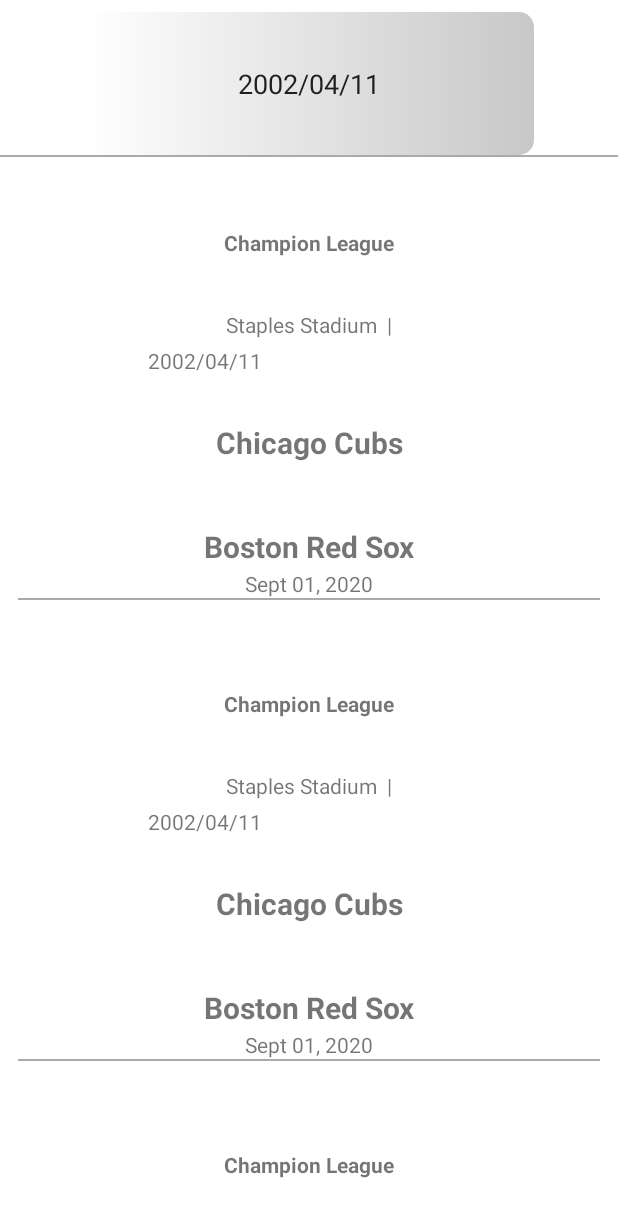
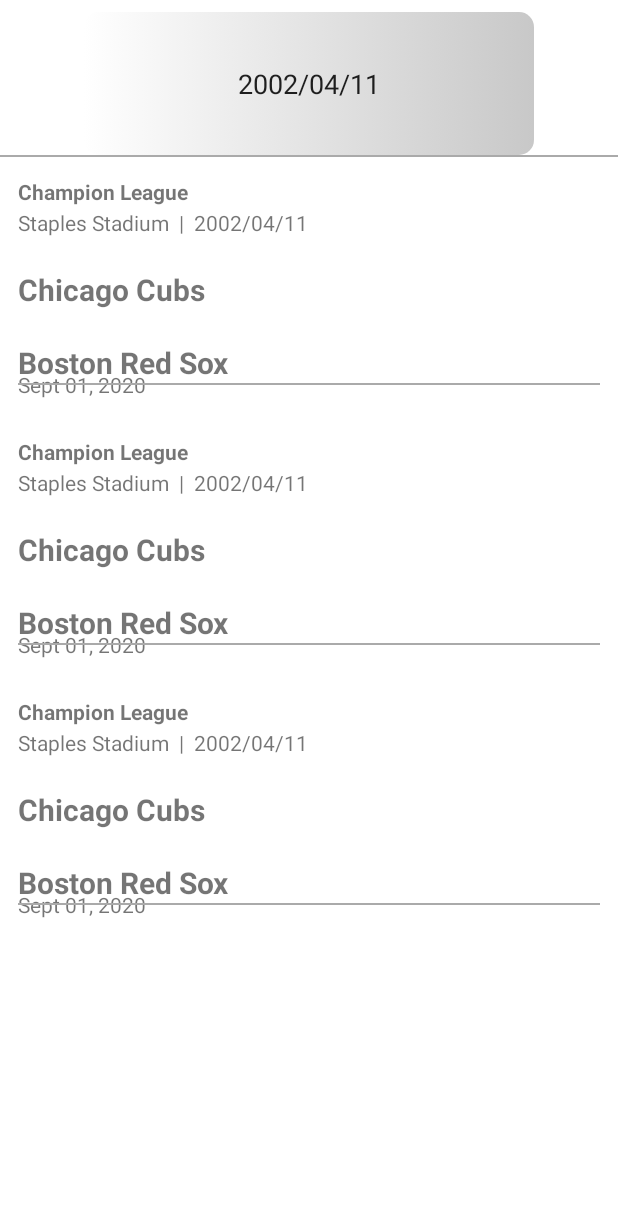
Before and after one commit to Zahir-Shad/Fixtures, an Android app: the layout activity_main.xml on its own in the app's theme, with its tools: preview values and no code run, on a phone screen of 412 x 824 dp. Shown: the top 1217 px of the screen. Run offline under Robolectric (Android 15) with nearby library versions, the phone set to English and light mode, and no system bars.

Commit message:
Margin's now to the Left for the UI & Stadium game date lined up correctly

```diff
--- a/app/src/main/res/layout/activity_main.xml
+++ b/app/src/main/res/layout/activity_main.xml
@@ -1,5 +1,6 @@
 <?xml version="1.0" encoding="utf-8"?>
-<androidx.constraintlayout.widget.ConstraintLayout xmlns:android="http://schemas.android.com/apk/res/android"
+<androidx.constraintlayout.widget.ConstraintLayout
+    xmlns:android="http://schemas.android.com/apk/res/android"
     xmlns:app="http://schemas.android.com/apk/res-auto"
     xmlns:tools="http://schemas.android.com/tools"
     android:layout_width="match_parent"
--- a/app/src/main/res/layout/league_info.xml
+++ b/app/src/main/res/layout/league_info.xml
@@ -9,24 +9,22 @@
     android:padding="12dp">
 
     <TextView
-        android:id="@+id/homeLeague"
+        android:id="@+id/championLeague"
         android:layout_width="wrap_content"
         android:layout_height="wrap_content"
         android:text="Champion League"
         android:textStyle="bold"
         app:layout_constraintTop_toTopOf="parent"
         app:layout_constraintBottom_toTopOf="@id/stadium"
-        app:layout_constraintEnd_toEndOf="parent"
         app:layout_constraintStart_toStartOf="parent"/>
 
     <TextView
         android:id="@+id/stadium"
         android:layout_width="wrap_content"
         android:layout_height="wrap_content"
-        android:text="Staples Stadium  |"
-        app:layout_constraintTop_toBottomOf="@+id/homeLeague"
+        android:text="Staples Stadium  |  "
+        app:layout_constraintTop_toBottomOf="@+id/championLeague"
         app:layout_constraintBottom_toTopOf="@+id/homeNameLeague"
-        app:layout_constraintEnd_toEndOf="parent"
         app:layout_constraintStart_toStartOf="parent"/>
 
     <TextView
@@ -34,10 +32,9 @@
         android:layout_width="wrap_content"
         android:layout_height="wrap_content"
         android:text="2002/04/11"
-        app:layout_constraintTop_toBottomOf="@+id/homeLeague"
-        app:layout_constraintBottom_toBottomOf="@+id/homeNameLeague"
-        app:layout_constraintEnd_toEndOf="@id/stadium"
-        app:layout_constraintStart_toStartOf="parent"/>
+        app:layout_constraintTop_toBottomOf="@+id/championLeague"
+        app:layout_constraintBottom_toTopOf="@+id/homeNameLeague"
+        app:layout_constraintStart_toEndOf="@+id/stadium"/>
 
     <TextView
         android:id="@+id/homeNameLeague"
@@ -47,10 +44,9 @@
         android:textStyle="bold"
         android:paddingTop="20dp"
         android:textSize="20sp"
-        app:layout_constraintBottom_toBottomOf="@id/play_date"
-        app:layout_constraintEnd_toEndOf="parent"
-        app:layout_constraintStart_toStartOf="parent"
-        app:layout_constraintTop_toBottomOf="@id/homeLeague" />
+        app:layout_constraintTop_toBottomOf="@id/stadium"
+        app:layout_constraintBottom_toBottomOf="@id/awayNameLeague"
+        app:layout_constraintStart_toStartOf="parent"/>
 
     <TextView
         android:id="@+id/awayNameLeague"
@@ -62,17 +58,16 @@
         android:textSize="20sp"
         app:layout_constraintTop_toBottomOf="@id/homeNameLeague"
         app:layout_constraintBottom_toBottomOf="@id/vw_divider"
-        app:layout_constraintStart_toStartOf="parent"
-        app:layout_constraintEnd_toEndOf="parent"/>
+        app:layout_constraintStart_toStartOf="parent"/>
 
     <TextView
         android:id="@+id/play_date"
         android:layout_width="wrap_content"
         android:layout_height="wrap_content"
         android:text="Sept 01, 2020"
+        android:layout_marginEnd="250dp"
         app:layout_constraintTop_toBottomOf="@id/awayNameLeague"
         app:layout_constraintBottom_toBottomOf="@id/vw_divider"
-        app:layout_constraintEnd_toEndOf="parent"
         app:layout_constraintStart_toStartOf="parent"/>
 
         <View
@@ -80,6 +75,6 @@
             android:layout_width="match_parent"
             android:layout_height="1dp"
             android:background="@android:color/darker_gray"
-            app:layout_constraintTop_toBottomOf="@+id/play_date"/>
+            app:layout_constraintTop_toBottomOf="@+id/awayNameLeague"/>
 
 </androidx.constraintlayout.widget.ConstraintLayout>
```
